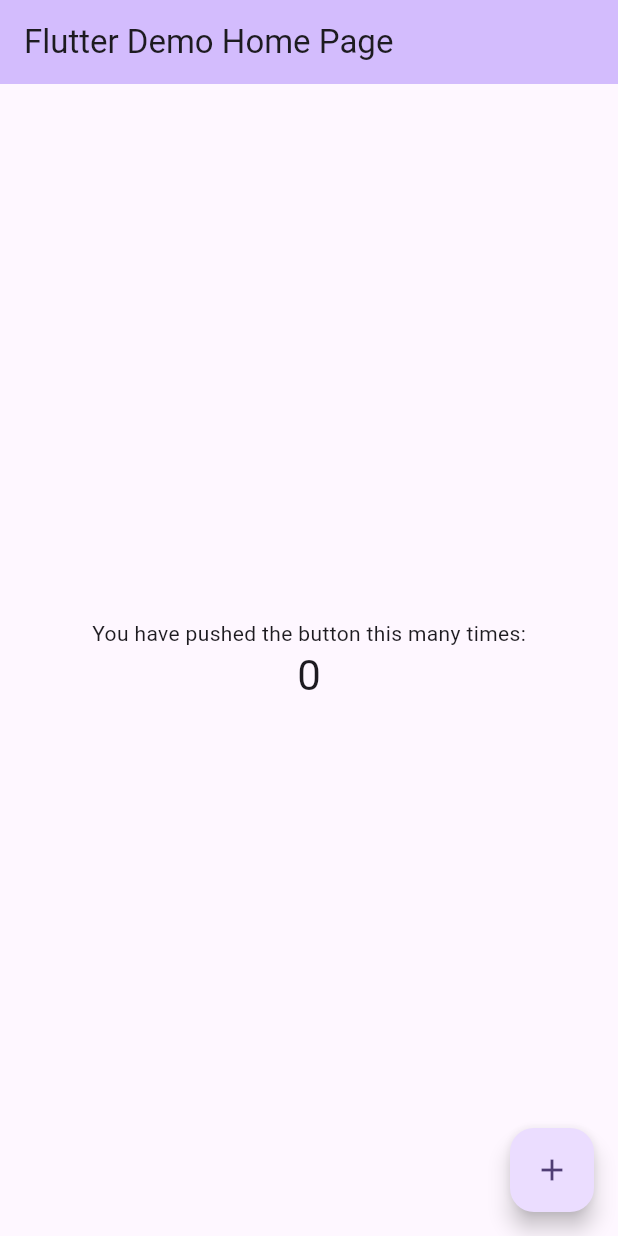
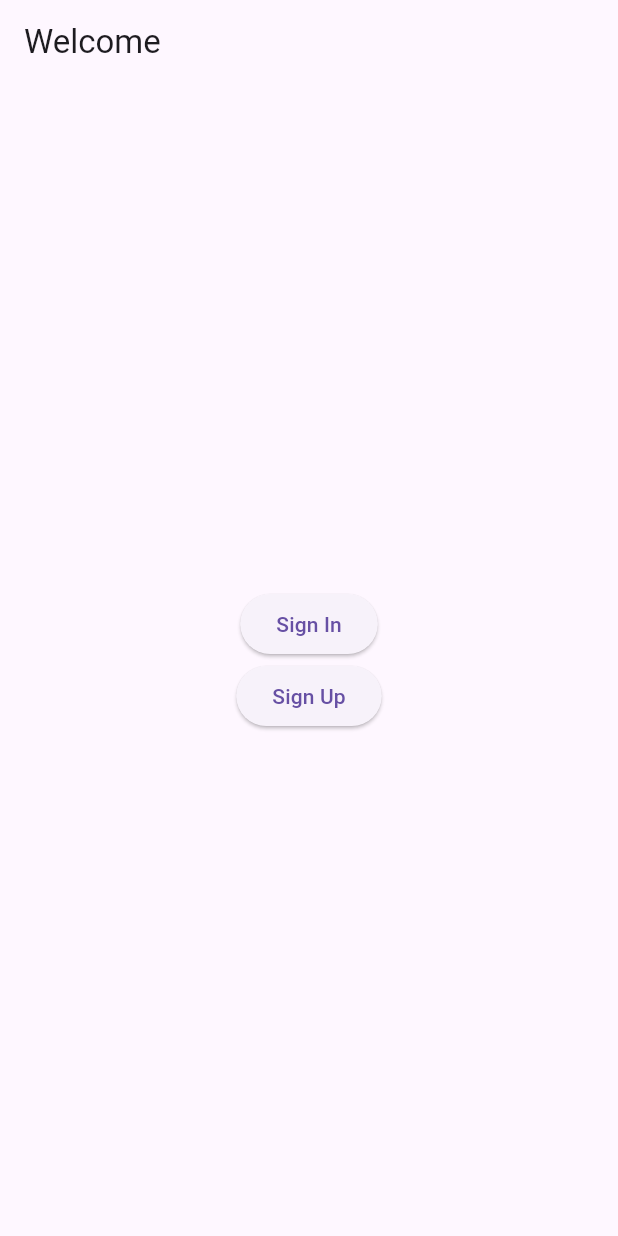
Before and after one commit to ABarakat27/hedieaty, a Flutter app: the screen it shows after launch, on a phone screen of 412 x 824 dp. Run offline on Flutter 3.47's test engine with Material 3 defaults, Android fonts, the phone set to English and light mode, and no system bars; our stand-ins replace firebase_core; accounts and stored records are empty.

Commit message:
creation of signUp and logIn

```diff
--- a/lib/main.dart
+++ b/lib/main.dart
@@ -1,125 +1,66 @@
+import 'package:hedieaty/View/LogIn.dart';
+import 'package:firebase_core/firebase_core.dart';
 import 'package:flutter/material.dart';
-
-void main() {
+import 'package:hedieaty/View/SignUp.dart';
+import 'package:hedieaty/View/HiPage.dart';
+Future<void> main() async {
+  WidgetsFlutterBinding.ensureInitialized() ;
+  await Firebase.initializeApp();
   runApp(const MyApp());
 }
-
 class MyApp extends StatelessWidget {
   const MyApp({super.key});
 
-  // This widget is the root of your application.
   @override
   Widget build(BuildContext context) {
     return MaterialApp(
-      title: 'Flutter Demo',
+
+    title: 'My App',
     theme: ThemeData(
-        // This is the theme of your application.
-        //
-        // TRY THIS: Try running your application with "flutter run". You'll see
-        // the application has a purple toolbar. Then, without quitting the app,
-        // try changing the seedColor in the colorScheme below to Colors.green
-        // and then invoke "hot reload" (save your changes or press the "hot
-        // reload" button in a Flutter-supported IDE, or press "r" if you used
-        // the command line to start the app).
-        //
-        // Notice that the counter didn't reset back to zero; the application
-        // state is not lost during the reload. To reset the state, use hot
-        // restart instead.
-        //
-        // This works for code too, not just values: Most code changes can be
-        // tested with just a hot reload.
-        colorScheme: ColorScheme.fromSeed(seedColor: Colors.deepPurple),
-        useMaterial3: true,
+    primarySwatch: Colors.blue,
     ),
-      home: const MyHomePage(title: 'Flutter Demo Home Page'),
+    initialRoute: '/',
+    routes: {
+    '/': (context) => const HomePage(),
+      '/login': (context) => const LoginPage(),
+      '/signup': (context) => const SignupScreen(),
+      '/hi': (context) => const HiPage(),
+    },
     );
   }
 }
 
-class MyHomePage extends StatefulWidget {
-  const MyHomePage({super.key, required this.title});
-
-  // This widget is the home page of your application. It is stateful, meaning
-  // that it has a State object (defined below) that contains fields that affect
-  // how it looks.
-
-  // This class is the configuration for the state. It holds the values (in this
-  // case the title) provided by the parent (in this case the App widget) and
-  // used by the build method of the State. Fields in a Widget subclass are
-  // always marked "final".
-
-  final String title;
+class HomePage extends StatelessWidget {
+  const HomePage({super.key});
 
   @override
-  State<MyHomePage> createState() => _MyHomePageState();
-}
-
-class _MyHomePageState extends State<MyHomePage> {
-  int _counter = 0;
-
-  void _incrementCounter() {
-    setState(() {
-      // This call to setState tells the Flutter framework that something has
-      // changed in this State, which causes it to rerun the build method below
-      // so that the display can reflect the updated values. If we changed
-      // _counter without calling setState(), then the build method would not be
-      // called again, and so nothing would appear to happen.
-      _counter++;
-    });
-  }
-
-  @override
-  Widget build(BuildContext context) {
-    // This method is rerun every time setState is called, for instance as done
-    // by the _incrementCounter method above.
-    //
-    // The Flutter framework has been optimized to make rerunning build methods
-    // fast, so that you can just rebuild anything that needs updating rather
-    // than having to individually change instances of widgets.
+  Widget build(BuildContext context)
+  {
   return Scaffold(
   appBar: AppBar(
-        // TRY THIS: Try changing the color here to a specific color (to
-        // Colors.amber, perhaps?) and trigger a hot reload to see the AppBar
-        // change color while the other colors stay the same.
-        backgroundColor: Theme.of(context).colorScheme.inversePrimary,
-        // Here we take the value from the MyHomePage object that was created by
-        // the App.build method, and use it to set our appbar title.
-        title: Text(widget.title),
+  title: const Text('Welcome'),
   ),
   body: Center(
-        // Center is a layout widget. It takes a single child and positions it
-        // in the middle of the parent.
-        child: Column(
-          // Column is also a layout widget. It takes a list of children and
-          // arranges them vertically. By default, it sizes itself to fit its
-          // children horizontally, and tries to be as tall as its parent.
-          //
-          // Column has various properties to control how it sizes itself and
-          // how it positions its children. Here we use mainAxisAlignment to
-          // center the children vertically; the main axis here is the vertical
-          // axis because Columns are vertical (the cross axis would be
-          // horizontal).
-          //
-          // TRY THIS: Invoke "debug painting" (choose the "Toggle Debug Paint"
-          // action in the IDE, or press "p" in the console), to see the
-          // wireframe for each widget.
+  child:
+  Column(
   mainAxisAlignment: MainAxisAlignment.center,
-          children: <Widget>[
-            const Text(
-              'You have pushed the button this many times:',
+  children: [
+  ElevatedButton(
+  onPressed: () {
+  Navigator.pushNamed(context, '/login');
+  },
+  child:
+  const Text('Sign In'),
   ),
-            Text(
-              '$_counter',
-              style: Theme.of(context).textTheme.headlineMedium,
+  ElevatedButton(
+  onPressed: () {
+  Navigator.pushNamed(context, '/signup');
+  },
+  child: const Text('Sign Up'),
   ),
   ],
   ),
   ),
-      floatingActionButton: FloatingActionButton(
-        onPressed: _incrementCounter,
-        tooltip: 'Increment',
-        child: const Icon(Icons.add),
-      ), // This trailing comma makes auto-formatting nicer for build methods.
   );
   }
 }
--- a/pubspec.yaml
+++ b/pubspec.yaml
@@ -35,7 +35,9 @@ dependencies:
   # The following adds the Cupertino Icons font to your application.
   # Use with the CupertinoIcons class for iOS style icons.
   cupertino_icons: ^1.0.8
-
+  firebase_core: ^3.8.0
+  firebase_auth: ^5.3.3
+  cloud_firestore: ^5.5.0
 dev_dependencies:
   flutter_test:
     sdk: flutter
```
Also changed, not shown: pubspec.lock, 5 other files. Lines whose indentation alone changed are shown as unchanged.
